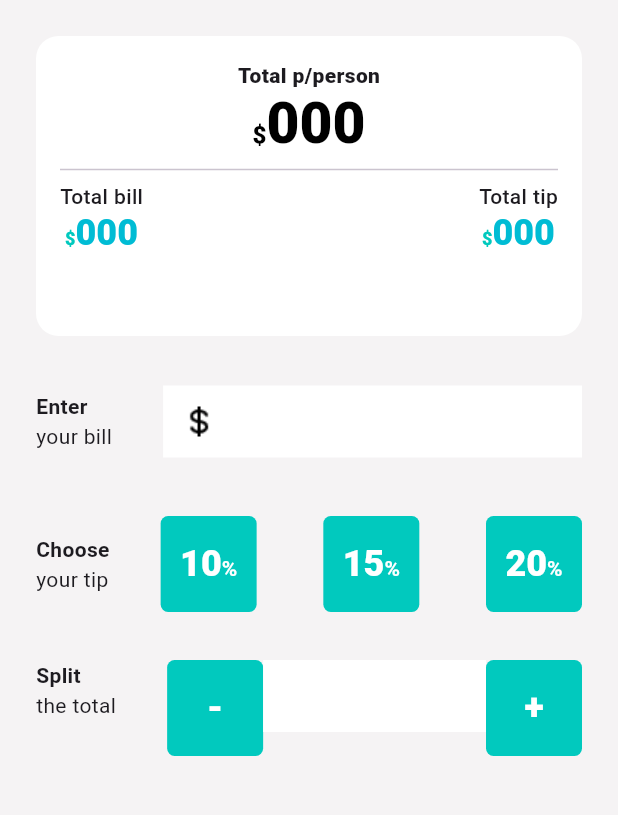
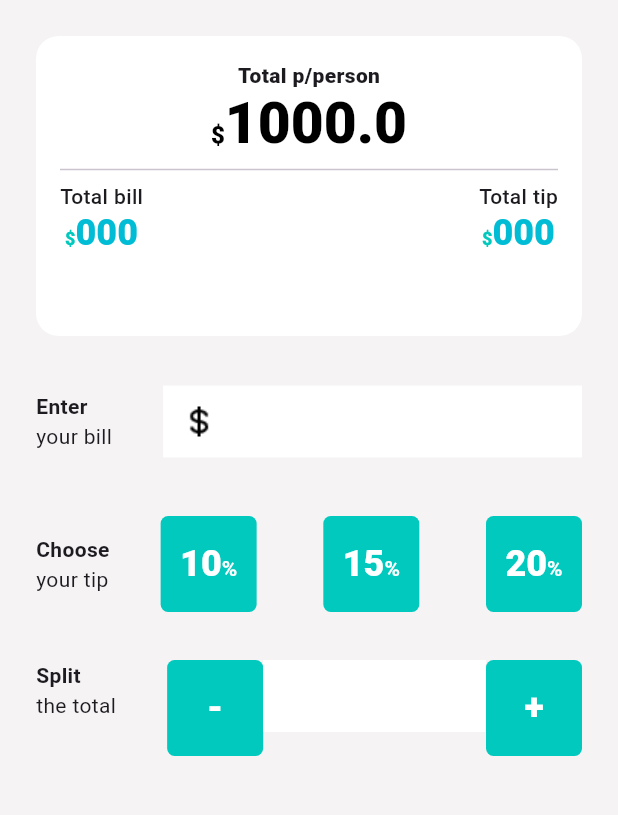
Before and after one commit to PutTheTrust/tip_calculator, a Flutter app: the screen it shows after launch, on a phone screen of 412 x 824 dp, the part 123-938 px from its top. Run offline on Flutter 3.47's test engine with Material 2 defaults, Android fonts, the phone set to English and light mode, and no system bars.

```diff
--- a/lib/main.dart
+++ b/lib/main.dart
@@ -1,8 +1,13 @@
 import 'package:flutter/material.dart';
+import 'package:provider/provider.dart';
+import 'package:tip_calculator/models/tip_model.dart';
 import 'package:tip_calculator/screens/home_screen.dart';
 
 void main() {
-  runApp(const MyApp());
+  runApp(ChangeNotifierProvider(
+    create: (context) => TipModel(),
+    child: const MyApp(),
+  ));
 }
 
 class MyApp extends StatelessWidget {
--- /dev/null
+++ b/lib/models/tip_model.dart
@@ -0,0 +1,20 @@
+import 'package:flutter/material.dart';
+
+class TipModel extends ChangeNotifier {
+  final double _perPerson = 0;
+  double _total = 1000;
+  final double _tip = 0;
+  final int _split = 1;
+
+  double get perPerson => _perPerson;
+  double get total => _total;
+  double get tip => _tip;
+  int get split => _split;
+
+  void updateTotals(double bill) {
+    if (bill > 0 && _split > 0) {
+      _total = bill;
+      notifyListeners();
+    }
+  }
+}
--- a/lib/screens/home_screen.dart
+++ b/lib/screens/home_screen.dart
@@ -1,7 +1,7 @@
 import 'package:flutter/material.dart';
-import 'package:tip_calculator/constants/strings.dart';
+import 'package:provider/provider.dart';
+import 'package:tip_calculator/models/tip_model.dart';
 import 'package:tip_calculator/widgets/input_widget.dart';
-import 'package:tip_calculator/widgets/left_title_widget.dart';
 import 'package:tip_calculator/widgets/split_widget.dart';
 import 'package:tip_calculator/widgets/tip_widget.dart';
 import 'package:tip_calculator/widgets/title_widget.dart';
@@ -12,17 +12,19 @@ class Home extends StatelessWidget {
 
   @override
   Widget build(BuildContext context) {
-    return const Scaffold(
+    return Consumer<TipModel>(
+      builder: (context, value, child) => Scaffold(
         backgroundColor: Color(0xFFF5F3F4),
         body: SafeArea(
           child: Padding(
             padding: EdgeInsets.all(24),
+            child: SingleChildScrollView(
               child: Column(
                 children: [
                   // Title
                   TitleWidget(),
                   // Amount container
-              TotalWidget(),
+                  TotalWidget(bill: value.total),
                   // Bill input
                   InputWidget(),
                   // Percentage input
@@ -33,6 +35,8 @@ class Home extends StatelessWidget {
               ),
             ),
           ),
+        ),
+      ),
     );
   }
 }
--- a/lib/widgets/custom_button.dart
+++ b/lib/widgets/custom_button.dart
@@ -1,5 +1,3 @@
-import 'dart:ffi';
-
 import 'package:flutter/material.dart';
 import 'package:tip_calculator/themes/styles.dart';
 
--- a/lib/widgets/total_widget.dart
+++ b/lib/widgets/total_widget.dart
@@ -4,7 +4,8 @@ import 'package:tip_calculator/themes/styles.dart';
 import 'package:tip_calculator/widgets/amount_widget.dart';
 
 class TotalWidget extends StatelessWidget {
-  const TotalWidget({super.key});
+  final double bill;
+  const TotalWidget({super.key, required this.bill});
 
   @override
   Widget build(BuildContext context) {
@@ -22,7 +23,7 @@ class TotalWidget extends StatelessWidget {
           children: [
             AmountWidget(
               text: Strings.mainTotal,
-              amount: "000",
+              amount: bill.toString(),
               textStyle: Styles.mainAmount,
               baseStyle: Styles.mainAmountSub,
               titleStyle: Styles.mainAmountTitle,
--- a/pubspec.yaml
+++ b/pubspec.yaml
@@ -34,6 +34,7 @@ dependencies:
   # The following adds the Cupertino Icons font to your application.
   # Use with the CupertinoIcons class for iOS style icons.
   cupertino_icons: ^1.0.2
+  provider:
 
 dev_dependencies:
   flutter_test:
```
Also changed, not shown: pubspec.lock. Lines whose indentation alone changed are shown as unchanged.
